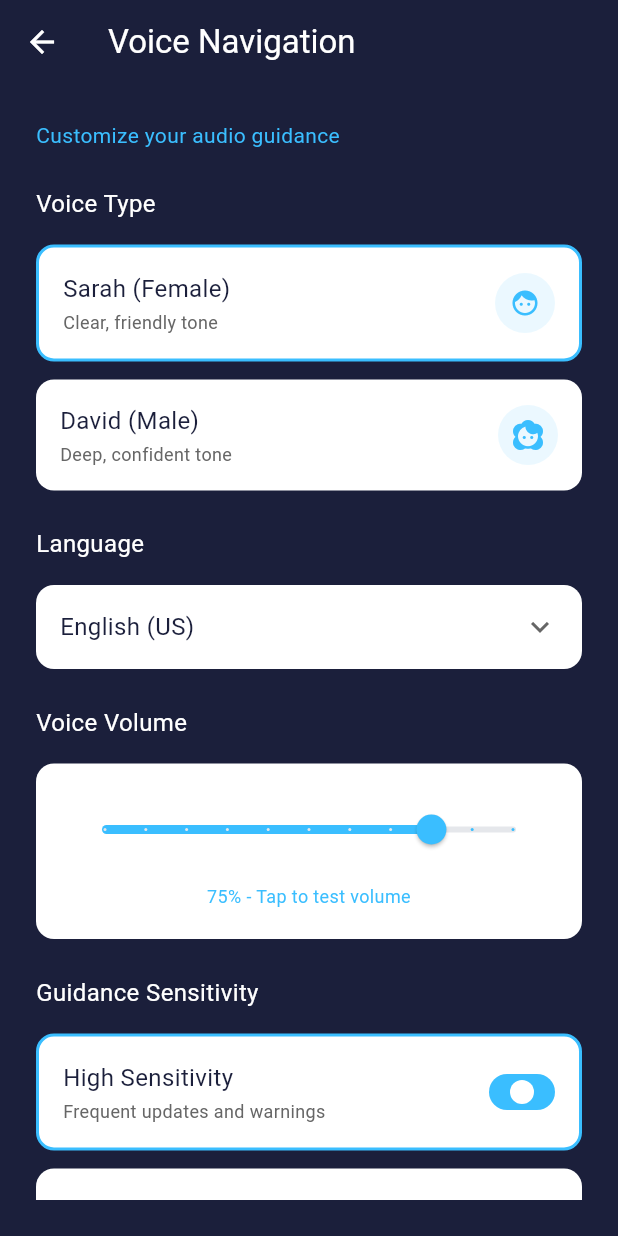
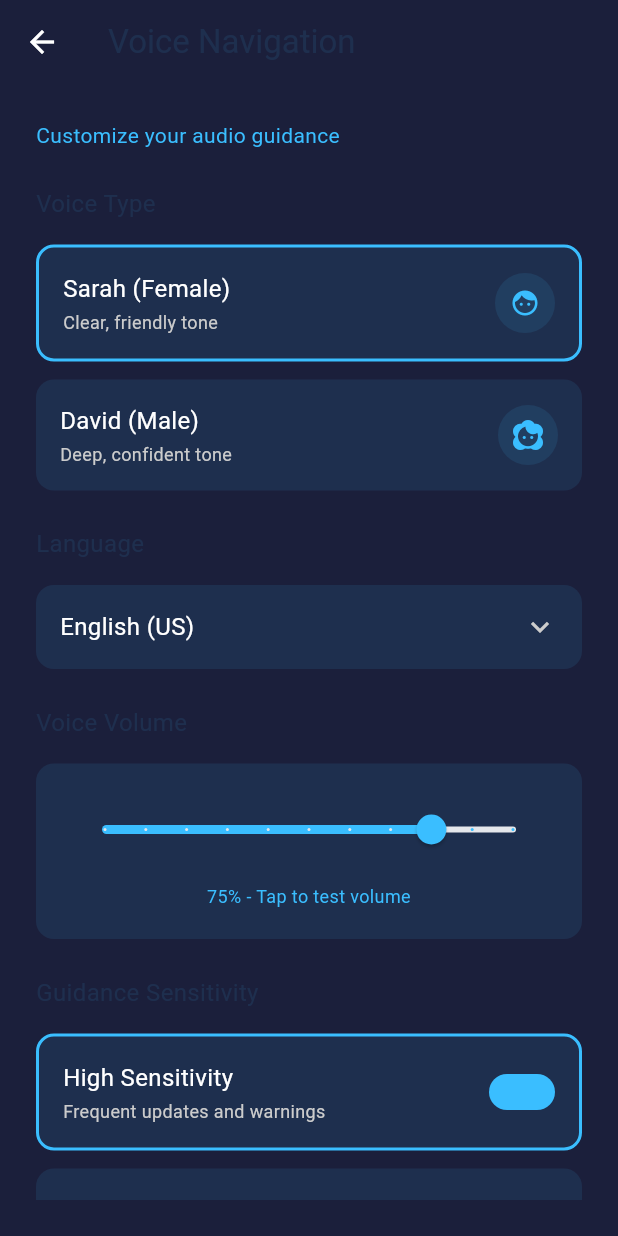
Before and after one commit to labmino/runsight-app, a Flutter app: the SettingsPage screen opened directly, after a tap on "Voice Navigation", on a phone screen of 412 x 824 dp. Run offline on Flutter 3.47's test engine with Material 3 defaults, Android fonts, the phone set to English and light mode, and no system bars; our stand-ins replace cached_network_image, flutter_svg, flutter_tts, get, grouped_list; missing offline and left inert: labmino_app, pbp_django_auth; accounts and stored records are empty.

Commit message:
feat: improve text contrast

```diff
--- a/lib/presentation/settings/settings_page.dart
+++ b/lib/presentation/settings/settings_page.dart
@@ -1,11 +1,12 @@
 import 'package:flutter/material.dart';
 import 'package:get/get.dart';
 import 'package:provider/provider.dart';
-import 'voice_navigation_settings.dart';
+
+import '../../controller/auth_controller.dart';
+import '../authentication/login.dart';
 import 'audio_preview_settings.dart';
 import 'user_preferences_settings.dart';
-import '../../controller/auth_controller.dart';
-import '../authentication/login.dart';
+import 'voice_navigation_settings.dart';
 
 class SettingsPage extends StatefulWidget {
   const SettingsPage({super.key});
@@ -129,7 +130,7 @@ class _SettingsPageState extends State<SettingsPage> {
     showDialog(
       context: context,
       builder: (context) => AlertDialog(
-        backgroundColor: const Color(0xff2a2e45),
+        backgroundColor: const Color(0x193abeff),
         title: const Text('Logout', style: TextStyle(color: Colors.white)),
         content: const Text(
           'Are you sure you want to logout?',
@@ -190,7 +191,7 @@ class _SettingsPageState extends State<SettingsPage> {
       child: Container(
         padding: const EdgeInsets.all(20),
         decoration: BoxDecoration(
-          color: Colors.white,
+          color: const Color(0x193abeff),
           borderRadius: BorderRadius.circular(12),
         ),
         child: Row(
@@ -213,7 +214,7 @@ class _SettingsPageState extends State<SettingsPage> {
                     title,
                     style: const TextStyle(
                       fontSize: 16,
-                      color: Color(0xff1b1f3b),
+                      color: Colors.white,
                       fontWeight: FontWeight.w600,
                     ),
                   ),
@@ -222,7 +223,7 @@ class _SettingsPageState extends State<SettingsPage> {
                     subtitle,
                     style: const TextStyle(
                       fontSize: 12,
-                      color: Color(0xff666666),
+                      color: const Color(0xffcccccc),
                       fontWeight: FontWeight.normal,
                     ),
                   ),
--- a/lib/presentation/settings/voice_navigation_settings.dart
+++ b/lib/presentation/settings/voice_navigation_settings.dart
@@ -23,7 +23,7 @@ class _VoiceNavigationSettingsState extends State<VoiceNavigationSettings> {
         title: const Text(
           'Voice Navigation',
           style: TextStyle(
-            color: Colors.white,
+            color: const Color(0x193abeff),
             fontSize: 22,
             fontWeight: FontWeight.normal,
           ),
@@ -78,7 +78,7 @@ class _VoiceNavigationSettingsState extends State<VoiceNavigationSettings> {
           'Voice Type',
           style: TextStyle(
             fontSize: 16,
-            color: Colors.white,
+            color: const Color(0x193abeff),
             fontWeight: FontWeight.normal,
           ),
         ),
@@ -113,7 +113,7 @@ class _VoiceNavigationSettingsState extends State<VoiceNavigationSettings> {
       onTap: onTap,
       child: Container(
         decoration: BoxDecoration(
-          color: Colors.white,
+          color: const Color(0x193abeff),
           border: isSelected
               ? Border.all(color: const Color(0xff3abeff), width: 2)
               : null,
@@ -132,7 +132,7 @@ class _VoiceNavigationSettingsState extends State<VoiceNavigationSettings> {
                       name,
                       style: const TextStyle(
                         fontSize: 16,
-                        color: Color(0xff1b1f3b),
+                        color: Colors.white,
                         fontWeight: FontWeight.normal,
                       ),
                     ),
@@ -141,7 +141,7 @@ class _VoiceNavigationSettingsState extends State<VoiceNavigationSettings> {
                       description,
                       style: const TextStyle(
                         fontSize: 12,
-                        color: Color(0xff666666),
+                        color: const Color(0xffcccccc),
                         fontWeight: FontWeight.normal,
                       ),
                     ),
@@ -177,7 +177,7 @@ class _VoiceNavigationSettingsState extends State<VoiceNavigationSettings> {
           'Language',
           style: TextStyle(
             fontSize: 16,
-            color: Colors.white,
+            color: const Color(0x193abeff),
             fontWeight: FontWeight.normal,
           ),
         ),
@@ -186,7 +186,7 @@ class _VoiceNavigationSettingsState extends State<VoiceNavigationSettings> {
           onTap: _showLanguageSelector,
           child: Container(
             decoration: BoxDecoration(
-              color: Colors.white,
+              color: const Color(0x193abeff),
               borderRadius: BorderRadius.circular(12),
             ),
             child: Padding(
@@ -198,14 +198,14 @@ class _VoiceNavigationSettingsState extends State<VoiceNavigationSettings> {
                       selectedLanguage,
                       style: const TextStyle(
                         fontSize: 16,
-                        color: Color(0xff1b1f3b),
+                        color: Colors.white,
                         fontWeight: FontWeight.normal,
                       ),
                     ),
                   ),
                   const Icon(
                     Icons.expand_more,
-                    color: Color(0xff666666),
+                    color: const Color(0xffcccccc),
                     size: 24,
                   ),
                 ],
@@ -225,7 +225,7 @@ class _VoiceNavigationSettingsState extends State<VoiceNavigationSettings> {
           'Voice Volume',
           style: TextStyle(
             fontSize: 16,
-            color: Colors.white,
+            color: const Color(0x193abeff),
             fontWeight: FontWeight.normal,
           ),
         ),
@@ -233,7 +233,7 @@ class _VoiceNavigationSettingsState extends State<VoiceNavigationSettings> {
         Container(
           padding: const EdgeInsets.all(20),
           decoration: BoxDecoration(
-            color: Colors.white,
+            color: const Color(0x193abeff),
             borderRadius: BorderRadius.circular(12),
           ),
           child: Column(
@@ -275,7 +275,7 @@ class _VoiceNavigationSettingsState extends State<VoiceNavigationSettings> {
           'Guidance Sensitivity',
           style: TextStyle(
             fontSize: 16,
-            color: Colors.white,
+            color: const Color(0x193abeff),
             fontWeight: FontWeight.normal,
           ),
         ),
@@ -312,7 +312,7 @@ class _VoiceNavigationSettingsState extends State<VoiceNavigationSettings> {
       onTap: () => setState(() => selectedSensitivity = value),
       child: Container(
         decoration: BoxDecoration(
-          color: Colors.white,
+          color: const Color(0x193abeff),
           border: isSelected
               ? Border.all(color: const Color(0xff3abeff), width: 2)
               : null,
@@ -331,7 +331,7 @@ class _VoiceNavigationSettingsState extends State<VoiceNavigationSettings> {
                       title,
                       style: const TextStyle(
                         fontSize: 16,
-                        color: Color(0xff1b1f3b),
+                        color: Colors.white,
                         fontWeight: FontWeight.normal,
                       ),
                     ),
@@ -340,7 +340,7 @@ class _VoiceNavigationSettingsState extends State<VoiceNavigationSettings> {
                       description,
                       style: const TextStyle(
                         fontSize: 12,
-                        color: Color(0xff666666),
+                        color: const Color(0xffcccccc),
                         fontWeight: FontWeight.normal,
                       ),
                     ),
@@ -361,7 +361,7 @@ class _VoiceNavigationSettingsState extends State<VoiceNavigationSettings> {
                     width: 16,
                     height: 16,
                     decoration: BoxDecoration(
-                      color: Colors.white,
+                      color: const Color(0x193abeff),
                       borderRadius: BorderRadius.circular(8),
                     ),
                   ),
```
Also changed, not shown: lib/presentation/homepage/dashboard.dart (+14 -13 lines), lib/presentation/run/active_run_page.dart (+12 -10 lines), lib/presentation/run/setup_run_page.dart (+6 -5 lines), lib/presentation/settings/audio_preview_settings.dart (+9 -9 lines), lib/presentation/settings/user_preferences_settings.dart (+12 -12 lines).
